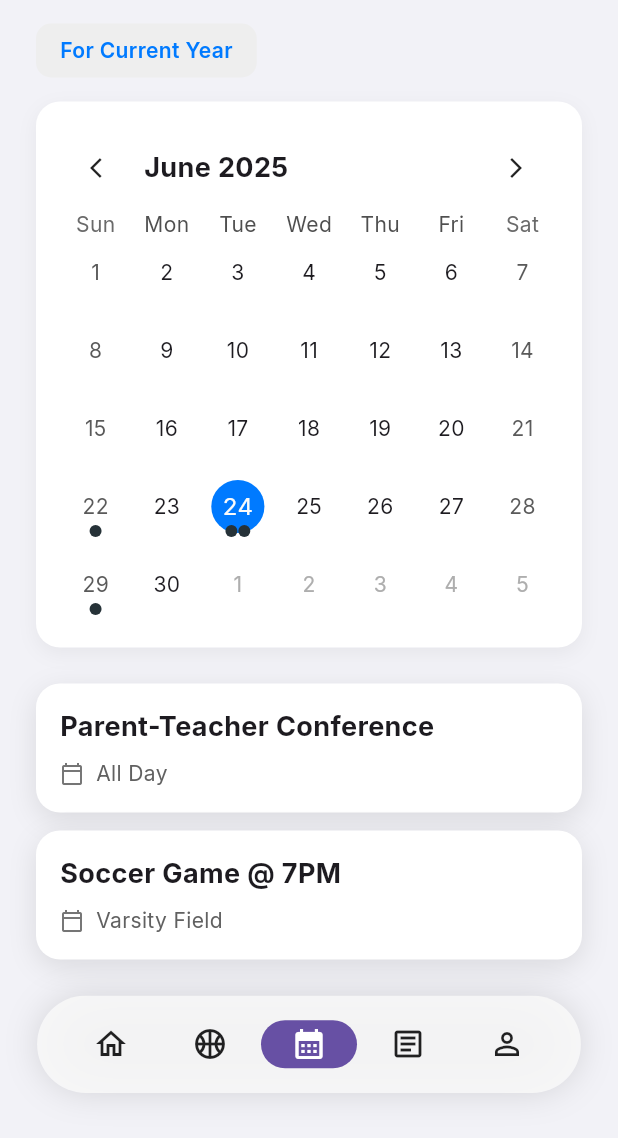
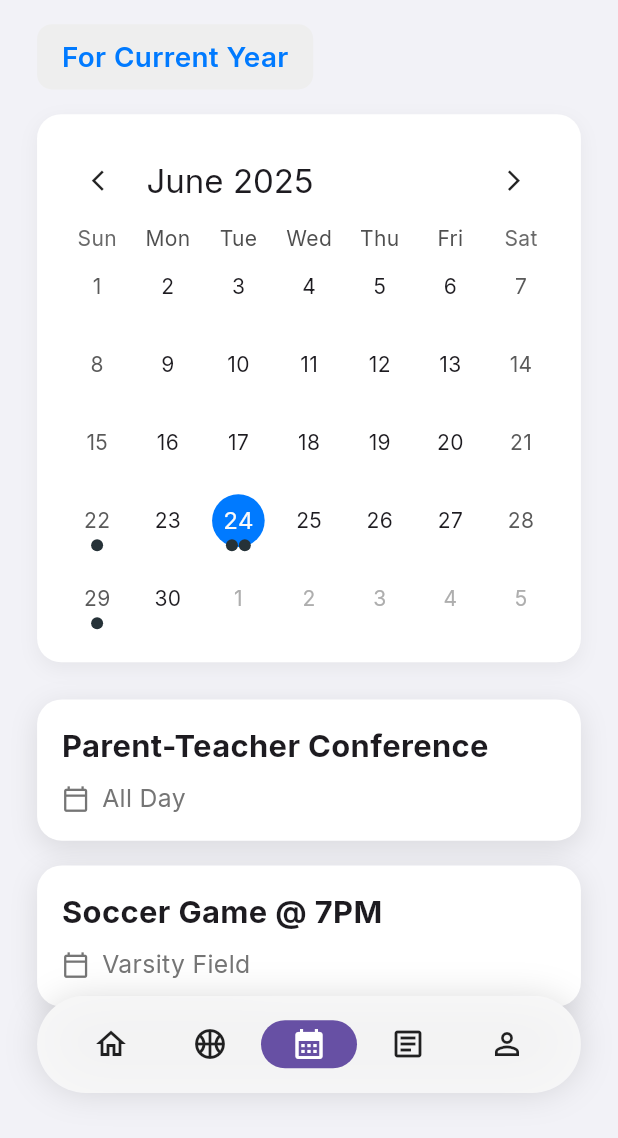
Before and after one commit to NCP-Stampede/northside-app, a Flutter app: the screen it shows after launch, item 3 of the bottom bar chosen, on a phone screen of 412 x 824 dp, the part 98-1236 px from its top. Run offline on Flutter 3.47's test engine with Material 3 defaults, Android fonts, the phone set to English and light mode, and no system bars; drawn by our look-alikes of table_calendar; our stand-ins replace get, google_fonts, sizer, sticky_headers, webview_flutter; statements that could not run were skipped.

Commit message:
Update events_page.dart

```diff
--- a/northside_app/lib/presentation/placeholder_pages/events_page.dart
+++ b/northside_app/lib/presentation/placeholder_pages/events_page.dart
@@ -8,6 +8,7 @@ import '../../models/article.dart';
 import '../../widgets/article_detail_sheet.dart';
 import '../../widgets/shared_header.dart';
 import '../../core/utils/app_colors.dart'; // FIX: Corrected import path
+import '../../core/theme/app_theme.dart';
 
 final kEvents = LinkedHashMap<DateTime, List<Article>>(
   equals: isSameDay,
@@ -62,47 +63,52 @@ class _EventsPageState extends State<EventsPage> {
 
   @override
   Widget build(BuildContext context) {
+    final double screenWidth = MediaQuery.of(context).size.width;
+    final double screenHeight = MediaQuery.of(context).size.height;
     return Scaffold(
       backgroundColor: const Color(0xFFF2F2F7),
       body: ListView(
-        padding: const EdgeInsets.only(bottom: 120),
+        padding: EdgeInsets.only(bottom: screenHeight * 0.12),
         children: [
           const SharedHeader(title: 'Events'),
-          const SizedBox(height: 16),
-          _buildFilterButton(),
-          const SizedBox(height: 16),
-          _buildCalendar(),
-          const SizedBox(height: 24),
-          _buildEventList(),
+          SizedBox(height: screenHeight * 0.02),
+          _buildFilterButton(context),
+          SizedBox(height: screenHeight * 0.02),
+          _buildCalendar(context),
+          SizedBox(height: screenHeight * 0.03),
+          _buildEventList(context),
         ],
       ),
     );
   }
 
-  Widget _buildFilterButton() {
+  Widget _buildFilterButton(BuildContext context) {
+    final double screenWidth = MediaQuery.of(context).size.width;
+    final double fontSize = screenWidth * 0.045;
     return Padding(
-      padding: const EdgeInsets.symmetric(horizontal: 24.0),
+      padding: EdgeInsets.symmetric(horizontal: screenWidth * 0.06),
       child: Align(
         alignment: Alignment.centerLeft,
         child: Container(
-          padding: const EdgeInsets.symmetric(horizontal: 16, vertical: 8),
+          padding: EdgeInsets.symmetric(horizontal: screenWidth * 0.04, vertical: screenWidth * 0.02),
           decoration: BoxDecoration(
             color: Colors.grey.shade200,
             borderRadius: BorderRadius.circular(10),
           ),
-          child: const Text(
+          child: Text(
             'For Current Year',
-            style: TextStyle(fontWeight: FontWeight.w600, color: AppColors.primaryBlue),
+            style: TextStyle(fontWeight: FontWeight.w600, color: AppColors.primaryBlue, fontSize: fontSize),
           ),
         ),
       ),
     );
   }
 
-  Widget _buildCalendar() {
+  Widget _buildCalendar(BuildContext context) {
+    final double screenWidth = MediaQuery.of(context).size.width;
     return Container(
-      margin: const EdgeInsets.symmetric(horizontal: 24.0),
-      padding: const EdgeInsets.all(16.0),
+      margin: EdgeInsets.symmetric(horizontal: screenWidth * 0.06),
+      padding: EdgeInsets.all(screenWidth * 0.04),
       decoration: BoxDecoration(
         color: Colors.white,
         borderRadius: BorderRadius.circular(16),
@@ -116,12 +122,12 @@ class _EventsPageState extends State<EventsPage> {
         onDaySelected: _onDaySelected,
         eventLoader: _getEventsForDay,
         startingDayOfWeek: StartingDayOfWeek.sunday,
-        headerStyle: const HeaderStyle(
+        headerStyle: HeaderStyle(
           formatButtonVisible: false,
           titleCentered: false,
-          titleTextStyle: TextStyle(fontWeight: FontWeight.bold, fontSize: 18),
-          leftChevronIcon: Icon(Icons.arrow_back_ios, size: 16),
-          rightChevronIcon: Icon(Icons.arrow_forward_ios, size: 16),
+          titleTextStyle: Theme.of(context).textTheme.titleLarge!,
+          leftChevronIcon: Icon(Icons.arrow_back_ios, size: screenWidth * 0.04),
+          rightChevronIcon: Icon(Icons.arrow_forward_ios, size: screenWidth * 0.04),
         ),
         calendarStyle: const CalendarStyle(
           todayDecoration: BoxDecoration(color: AppColors.primaryBlue, shape: BoxShape.circle),
@@ -134,9 +140,10 @@ class _EventsPageState extends State<EventsPage> {
     );
   }
 
-  Widget _buildEventList() {
+  Widget _buildEventList(BuildContext context) {
+    final double screenWidth = MediaQuery.of(context).size.width;
     return Padding(
-      padding: const EdgeInsets.symmetric(horizontal: 24.0),
+      padding: EdgeInsets.symmetric(horizontal: screenWidth * 0.06),
       child: ValueListenableBuilder<List<Article>>(
         valueListenable: _selectedEvents,
         builder: (context, value, _) {
@@ -165,17 +172,19 @@ class _NoEventsCard extends StatelessWidget {
   const _NoEventsCard();
   @override
   Widget build(BuildContext context) {
+    final double screenWidth = MediaQuery.of(context).size.width;
+    final double fontSize = screenWidth * 0.04;
     return Container(
-      padding: const EdgeInsets.all(20),
+      padding: EdgeInsets.all(screenWidth * 0.05),
       decoration: BoxDecoration(
         color: Colors.white,
         borderRadius: BorderRadius.circular(16),
         boxShadow: [BoxShadow(color: Colors.black.withOpacity(0.05), blurRadius: 10, offset: const Offset(0, 4))],
       ),
-      child: const Center(
+      child: Center(
         child: Text(
           'No Events Today',
-          style: TextStyle(fontSize: 16, fontWeight: FontWeight.w600, color: Colors.grey),
+          style: TextStyle(fontSize: fontSize, fontWeight: FontWeight.w600, color: Colors.grey),
         ),
       ),
     );
@@ -188,24 +197,40 @@ class _EventDetailCard extends StatelessWidget {
 
   @override
   Widget build(BuildContext context) {
+    final double screenWidth = MediaQuery.of(context).size.width;
+    final double fontSizeTitle = screenWidth * 0.05;
+    final double fontSizeSubtitle = screenWidth * 0.04;
     return Container(
-      margin: const EdgeInsets.only(bottom: 12),
-      padding: const EdgeInsets.all(16.0),
+      width: double.infinity,
+      margin: EdgeInsets.only(bottom: screenWidth * 0.04),
+      padding: EdgeInsets.all(screenWidth * 0.04),
       decoration: BoxDecoration(
         color: Colors.white,
-        borderRadius: BorderRadius.circular(16),
+        borderRadius: BorderRadius.circular(AppTheme.cardRadius),
         boxShadow: [BoxShadow(color: Colors.black.withOpacity(0.1), blurRadius: 15, offset: const Offset(0, 5))],
       ),
       child: Column(
         crossAxisAlignment: CrossAxisAlignment.start,
         children: [
-          Text(article.title, style: const TextStyle(fontSize: 18, fontWeight: FontWeight.bold)),
-          const SizedBox(height: 8),
+          Text(
+            article.title,
+            style: TextStyle(fontSize: fontSizeTitle, fontWeight: FontWeight.bold),
+            maxLines: 2,
+            overflow: TextOverflow.ellipsis,
+          ),
+          SizedBox(height: screenWidth * 0.02),
           Row(
             children: [
-              Icon(Icons.calendar_today_outlined, size: 16, color: Colors.grey.shade600),
-              const SizedBox(width: 8),
-              Text(article.subtitle, style: TextStyle(fontSize: 14, color: Colors.grey.shade700)),
+              Icon(Icons.calendar_today_outlined, size: screenWidth * 0.045, color: Colors.grey.shade600),
+              SizedBox(width: screenWidth * 0.02),
+              Flexible(
+                child: Text(
+                  article.subtitle,
+                  style: TextStyle(fontSize: fontSizeSubtitle, color: Colors.grey.shade600),
+                  maxLines: 1,
+                  overflow: TextOverflow.ellipsis,
+                ),
+              ),
             ],
           ),
         ],
```
